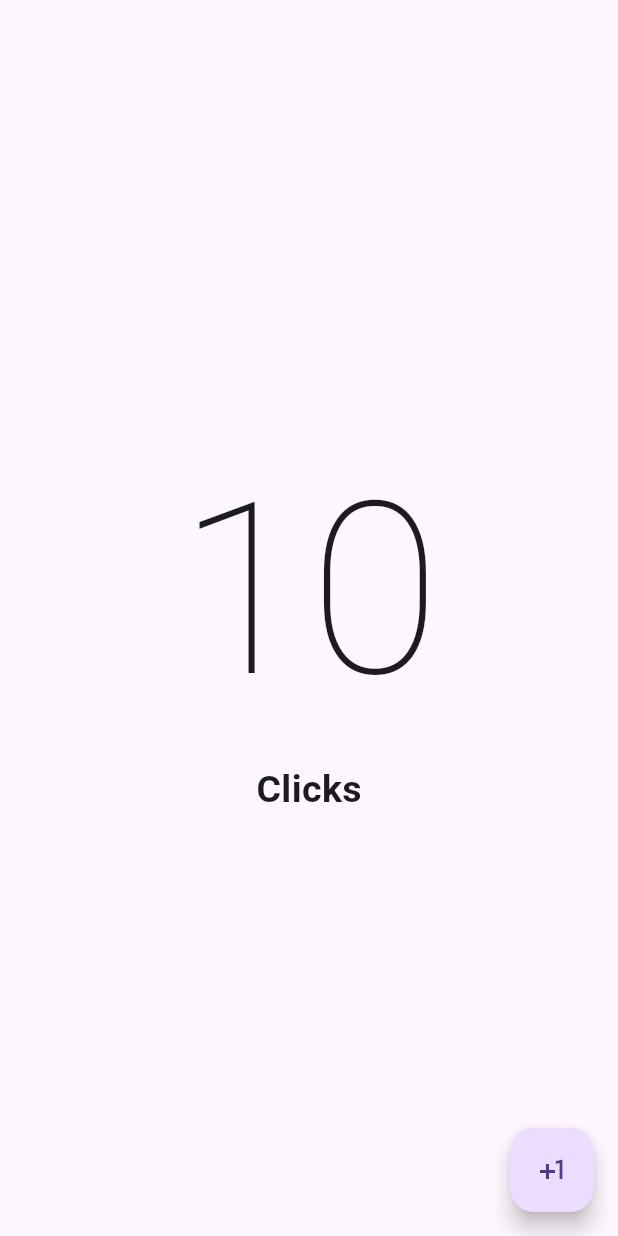
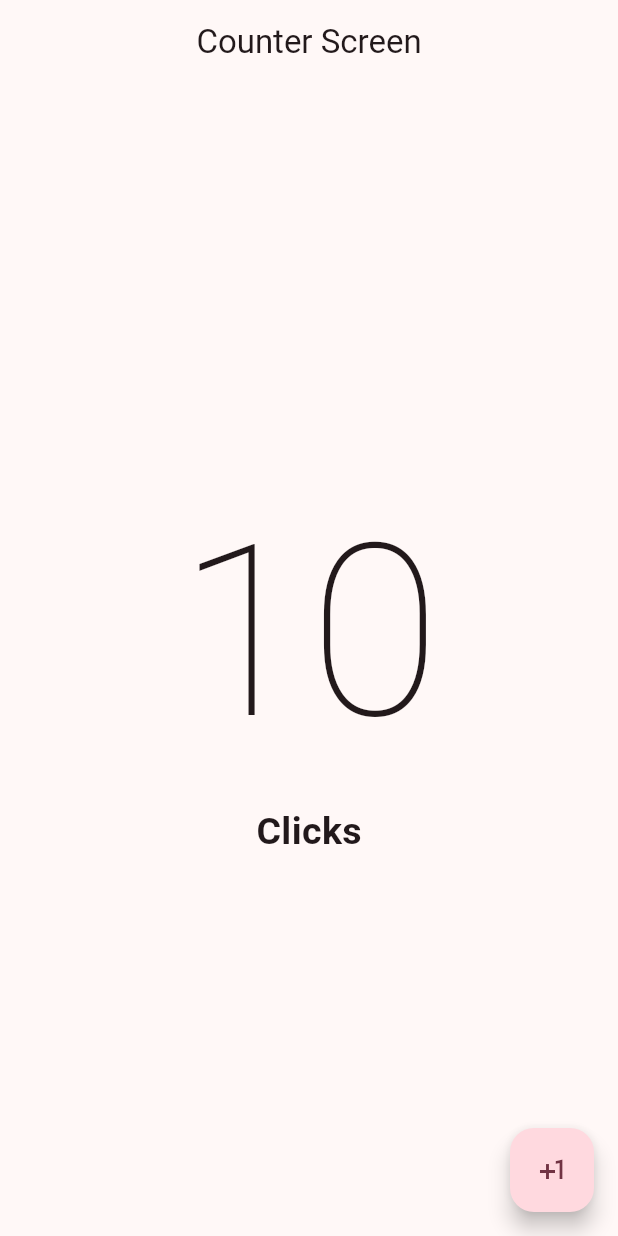
Before and after one commit to criticalRobin/flutter_first_app, a Flutter app: the screen it shows after launch, on a phone screen of 412 x 824 dp. Run offline on Flutter 3.47's test engine with Material 3 defaults, Android fonts, the phone set to English and light mode, and no system bars.

Commit message:
Example of how to use the flutter default palette colors for our app

```diff
--- a/lib/main.dart
+++ b/lib/main.dart
@@ -10,7 +10,9 @@ class MyApp extends StatelessWidget {
 
   @override
   Widget build(BuildContext context) {
-    return const MaterialApp(
-        debugShowCheckedModeBanner: false, home: CounterScreen());
+    return MaterialApp(
+        debugShowCheckedModeBanner: false,
+        theme: ThemeData(colorSchemeSeed: Colors.pinkAccent),
+        home: const CounterScreen());
   }
 }
--- a/lib/presentation/screens/counter/counter_screen.dart
+++ b/lib/presentation/screens/counter/counter_screen.dart
@@ -6,6 +6,9 @@ class CounterScreen extends StatelessWidget {
   @override
   Widget build(BuildContext context) {
     return Scaffold(
+      appBar: AppBar(
+        title: const Center(child: Text("Counter Screen")),
+      ),
       body: Center(
         child: Column(
           mainAxisAlignment: MainAxisAlignment.center,
```
